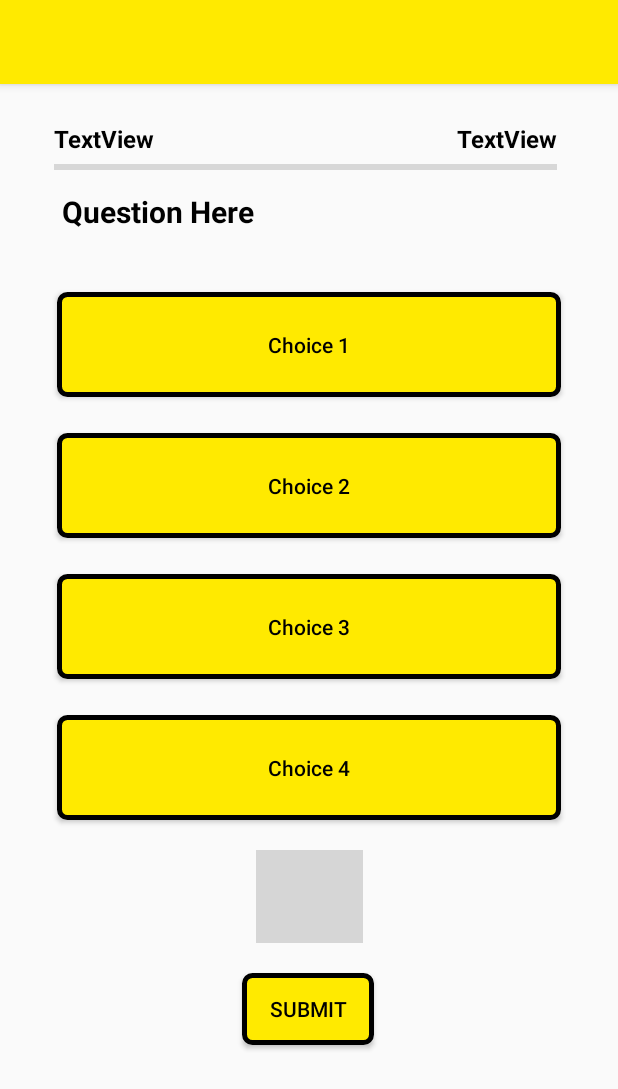
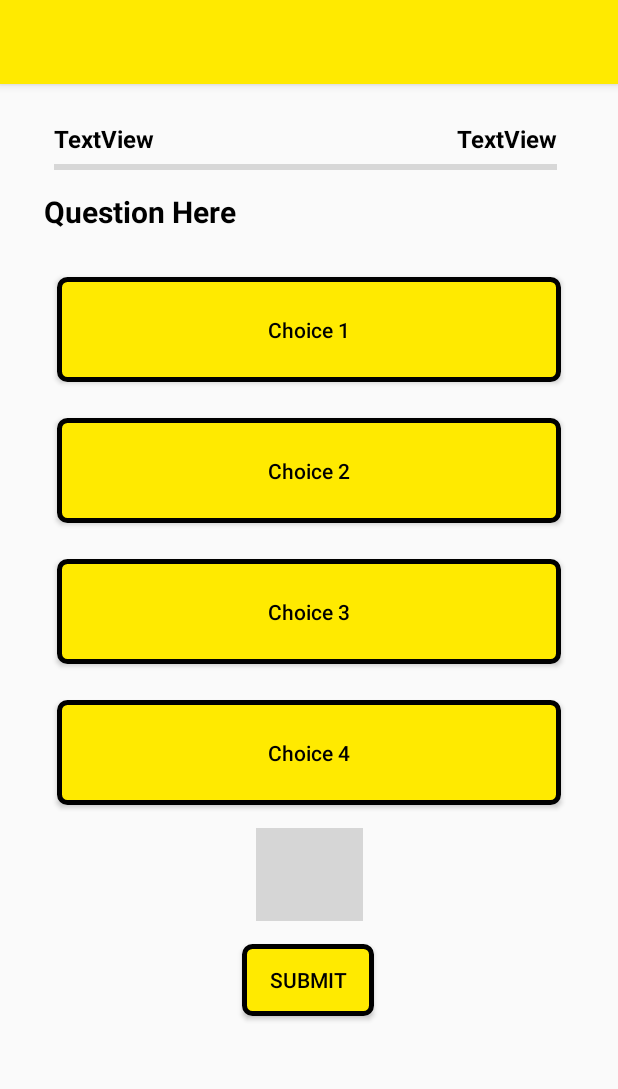
Before and after one commit to JayC-github/myFitness-APP, an Android app: the QuizDetail screen opened directly, with no data from a screen before it, on a phone screen of 412 x 824 dp. Shown: the top 1089 px of the screen. Run offline under Robolectric (Android 15) with nearby library versions, the phone set to English and light mode, and no system bars; 2 statements that could not run were skipped; grey boxes are pictures that could not be loaded.

Commit message:
Final version for APK!

```diff
--- a/app/src/main/res/layout/quiz_question_page.xml
+++ b/app/src/main/res/layout/quiz_question_page.xml
@@ -8,7 +8,7 @@
 
     <TextView
         android:id="@+id/questionText"
-        android:layout_width="330dp"
+        android:layout_width="350dp"
         android:layout_height="wrap_content"
         android:layout_marginStart="5dp"
         android:layout_marginTop="8dp"
@@ -25,7 +25,7 @@
         android:id="@+id/choice1"
         android:layout_width="336dp"
         android:layout_height="70dp"
-        android:layout_marginTop="40dp"
+        android:layout_marginTop="30dp"
         android:background="@drawable/border"
         android:tag="0"
         android:text="Choice 1"
@@ -77,7 +77,7 @@
         android:id="@+id/quiz_submit"
         android:layout_width="wrap_content"
         android:layout_height="wrap_content"
-        android:layout_marginTop="20dp"
+        android:layout_marginTop="15dp"
         android:background="@drawable/border"
         android:text="SUBMIT"
         android:textColor="@color/black"
@@ -118,7 +118,7 @@
         android:id="@+id/ivTickCross"
         android:layout_width="71dp"
         android:layout_height="62dp"
-        android:layout_marginTop="20dp"
+        android:layout_marginTop="15dp"
         app:layout_constraintEnd_toEndOf="parent"
         app:layout_constraintStart_toStartOf="parent"
         app:layout_constraintTop_toBottomOf="@+id/choice4"
```
